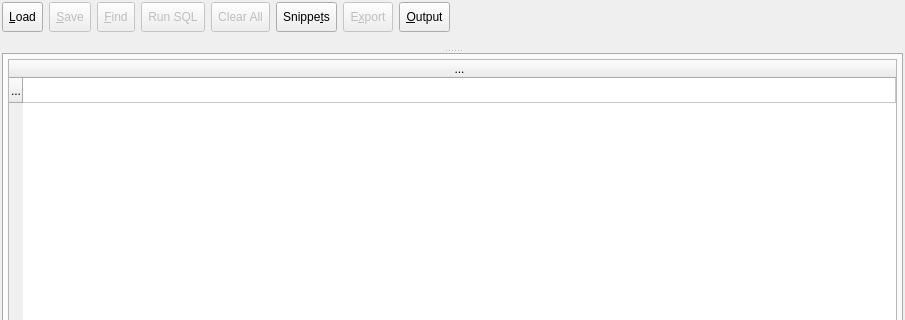
Qt form libpgmodeler_ui/ui/sqlexecutionwidget.ui (pgmodeler/pgmodeler) before a commit; both pictures show x 0 to 905 and y 0 to 320 of the 905 by 478 pixel window.
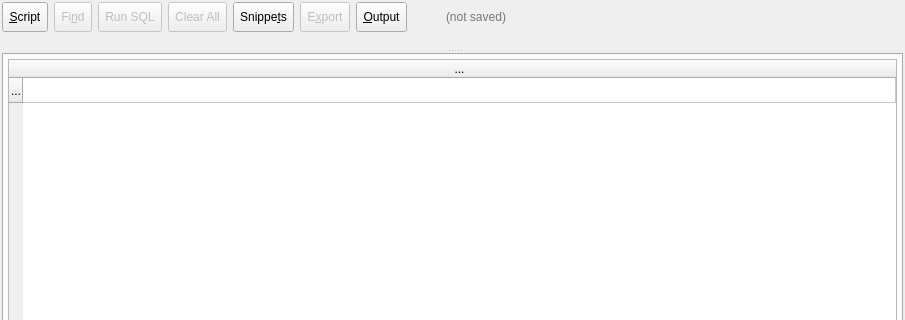
The same form after that commit. Icons and pictures are not drawn.

Commit message: Improved the file manipulation in SQLExecutionWidget. Added option to save the current file or save file as (issue #928)

The edit to the form file:
```diff
--- a/libpgmodeler_ui/ui/sqlexecutionwidget.ui
+++ b/libpgmodeler_ui/ui/sqlexecutionwidget.ui
@@ -49,7 +49,7 @@
         <string>Load SQL script</string>
        </property>
        <property name="text">
-        <string>&amp;Load</string>
+        <string>&amp;Script</string>
        </property>
        <property name="icon">
         <iconset resource="../res/resources.qrc">
@@ -62,48 +62,7 @@
         </size>
        </property>
        <property name="shortcut">
-        <string notr="true">Alt+L</string>
-       </property>
-       <property name="checkable">
-        <bool>false</bool>
-       </property>
-       <property name="checked">
-        <bool>false</bool>
-       </property>
-       <property name="toolButtonStyle">
-        <enum>Qt::ToolButtonTextBesideIcon</enum>
-       </property>
-      </widget>
-     </item>
-     <item>
-      <widget class="QToolButton" name="save_tb">
-       <property name="enabled">
-        <bool>false</bool>
-       </property>
-       <property name="minimumSize">
-        <size>
-         <width>0</width>
-         <height>30</height>
-        </size>
-       </property>
-       <property name="toolTip">
-        <string>Save SQL commands</string>
-       </property>
-       <property name="text">
-        <string>&amp;Save</string>
-       </property>
-       <property name="icon">
-        <iconset resource="../res/resources.qrc">
-         <normaloff>:/icones/icones/salvar.png</normaloff>:/icones/icones/salvar.png</iconset>
-       </property>
-       <property name="iconSize">
-        <size>
-         <width>22</width>
-         <height>22</height>
-        </size>
-       </property>
-       <property name="shortcut">
-        <string notr="true">Alt+S</string>
+        <string>Alt+F</string>
        </property>
        <property name="checkable">
         <bool>false</bool>
@@ -134,7 +93,7 @@
         <string>Search in SQL code</string>
        </property>
        <property name="text">
-        <string>&amp;Find</string>
+        <string>Fi&amp;nd</string>
        </property>
        <property name="icon">
         <iconset resource="../res/resources.qrc">
@@ -367,18 +326,87 @@
        <property name="orientation">
         <enum>Qt::Horizontal</enum>
        </property>
+       <property name="sizeType">
+        <enum>QSizePolicy::Fixed</enum>
+       </property>
        <property name="sizeHint" stdset="0">
         <size>
-         <width>40</width>
+         <width>10</width>
          <height>20</height>
         </size>
        </property>
       </spacer>
      </item>
+     <item>
+      <layout class="QHBoxLayout" name="horizontalLayout_3">
+       <property name="spacing">
+        <number>1</number>
+       </property>
+       <property name="leftMargin">
+        <number>0</number>
+       </property>
+       <item>
+        <widget class="QLabel" name="label_6">
+         <property name="minimumSize">
+          <size>
+           <width>20</width>
+           <height>20</height>
+          </size>
+         </property>
+         <property name="maximumSize">
+          <size>
+           <width>22</width>
+           <height>22</height>
+          </size>
+         </property>
+         <property name="text">
+          <string/>
+         </property>
+         <property name="pixmap">
+          <pixmap resource="../res/resources.qrc">:/icones/icones/codigosql.png</pixmap>
+         </property>
+         <property name="scaledContents">
+          <bool>true</bool>
+         </property>
+         <property name="indent">
+          <number>-1</number>
+         </property>
+        </widget>
+       </item>
+       <item>
+        <widget class="QLineEdit" name="filename_edt">
+         <property name="toolTip">
+          <string>SQL script currently handled</string>
+         </property>
+         <property name="autoFillBackground">
+          <bool>false</bool>
+         </property>
+         <property name="styleSheet">
+          <string notr="true">background: transparent;</string>
+         </property>
+         <property name="text">
+          <string/>
+         </property>
+         <property name="frame">
+          <bool>false</bool>
+         </property>
+         <property name="cursorPosition">
+          <number>0</number>
+         </property>
+         <property name="readOnly">
+          <bool>true</bool>
+         </property>
+         <property name="placeholderText">
+          <string>(not saved)</string>
+         </property>
+        </widget>
+       </item>
+      </layout>
+     </item>
      <item>
       <layout class="QHBoxLayout" name="horizontalLayout_2">
        <property name="spacing">
-        <number>2</number>
+        <number>0</number>
        </property>
        <property name="leftMargin">
         <number>0</number>
```
Left out of the diff: 11 changed lines with no effect on the pictures. The commit also changes 2 other files.
